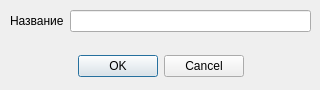
The window that addstreetdialog.ui (Woolfno/WaterAccounting) describes before a commit, drawn with Qt 5.
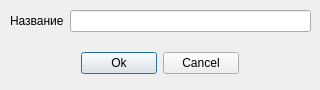
The same window after the commit.

The edit to the form file:
```diff
--- a/addstreetdialog.ui
+++ b/addstreetdialog.ui
@@ -13,25 +13,6 @@
   <property name="windowTitle">
    <string>Новая улица</string>
   </property>
-  <widget class="QDialogButtonBox" name="buttonBox">
-   <property name="geometry">
-    <rect>
-     <x>10</x>
-     <y>50</y>
-     <width>301</width>
-     <height>32</height>
-    </rect>
-   </property>
-   <property name="orientation">
-    <enum>Qt::Horizontal</enum>
-   </property>
-   <property name="standardButtons">
-    <set>QDialogButtonBox::Cancel|QDialogButtonBox::Ok</set>
-   </property>
-   <property name="centerButtons">
-    <bool>true</bool>
-   </property>
-  </widget>
   <widget class="QWidget" name="layoutWidget">
    <property name="geometry">
     <rect>
@@ -54,6 +35,32 @@
     </item>
    </layout>
   </widget>
+  <widget class="QWidget" name="">
+   <property name="geometry">
+    <rect>
+     <x>81</x>
+     <y>51</y>
+     <width>158</width>
+     <height>25</height>
+    </rect>
+   </property>
+   <layout class="QHBoxLayout" name="horizontalLayout_2">
+    <item>
+     <widget class="QPushButton" name="pushButtonOk">
+      <property name="text">
+       <string>Ok</string>
+      </property>
+     </widget>
+    </item>
+    <item>
+     <widget class="QPushButton" name="pushButtonCancel">
+      <property name="text">
+       <string>Cancel</string>
+      </property>
+     </widget>
+    </item>
+   </layout>
+  </widget>
  </widget>
  <resources/>
  <connections>
```
Left out of the diff: 35 changed lines with no effect on the pictures.
